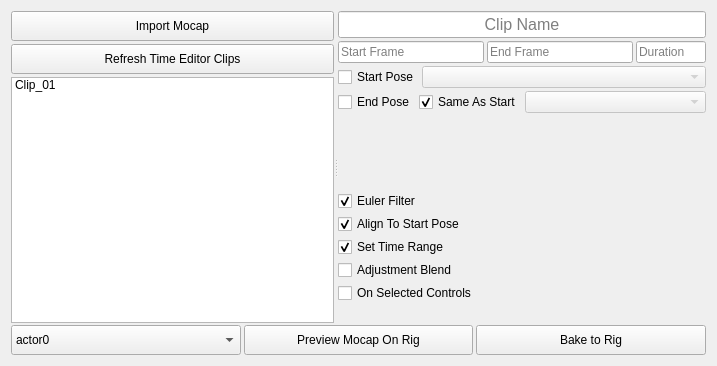
Old version of the form mocap_clipper/ui/mocap_clipper_widget.ui in the repository rBrenick/mocap-clipper.
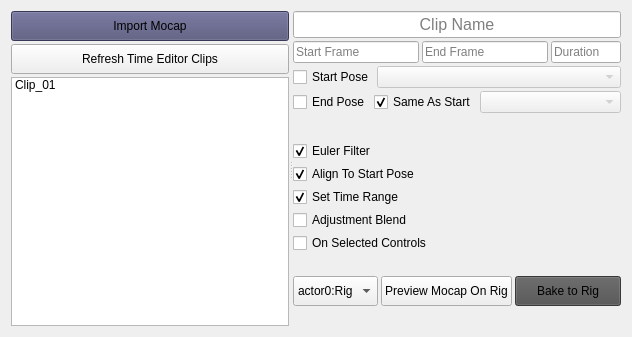
New version of the form.

Commit message: added support for project extension widgets, and updated header image

Patch:
```diff
--- a/mocap_clipper/ui/mocap_clipper_widget.ui
+++ b/mocap_clipper/ui/mocap_clipper_widget.ui
@@ -6,8 +6,8 @@
    <rect>
     <x>0</x>
     <y>0</y>
-    <width>717</width>
-    <height>366</height>
+    <width>632</width>
+    <height>337</height>
    </rect>
   </property>
   <property name="windowTitle">
@@ -49,6 +49,9 @@
              <height>30</height>
             </size>
            </property>
+           <property name="styleSheet">
+            <string notr="true">background-color:rgb(80, 80, 120)</string>
+           </property>
            <property name="text">
             <string>Import Mocap</string>
            </property>
@@ -312,12 +315,6 @@
            </property>
           </spacer>
          </item>
-        </layout>
-       </item>
-      </layout>
-     </widget>
-    </widget>
-   </item>
    <item>
     <layout class="QHBoxLayout" name="horizontalLayout">
      <property name="spacing">
@@ -325,6 +322,12 @@
      </property>
      <item>
       <widget class="QComboBox" name="scene_actor_CB">
+             <property name="sizePolicy">
+              <sizepolicy hsizetype="Fixed" vsizetype="Fixed">
+               <horstretch>0</horstretch>
+               <verstretch>0</verstretch>
+              </sizepolicy>
+             </property>
        <property name="minimumSize">
         <size>
          <width>0</width>
@@ -333,7 +336,7 @@
        </property>
        <item>
         <property name="text">
-         <string>actor0</string>
+               <string>actor0:Rig</string>
         </property>
        </item>
       </widget>
@@ -354,7 +357,7 @@
      <item>
       <widget class="QPushButton" name="bake_BTN">
        <property name="sizePolicy">
-        <sizepolicy hsizetype="Minimum" vsizetype="Fixed">
+              <sizepolicy hsizetype="MinimumExpanding" vsizetype="Fixed">
          <horstretch>0</horstretch>
          <verstretch>0</verstretch>
         </sizepolicy>
@@ -365,12 +368,40 @@
          <height>30</height>
         </size>
        </property>
+             <property name="styleSheet">
+              <string notr="true">background-color:rgb(80, 80, 80)</string>
+             </property>
        <property name="text">
         <string>Bake to Rig</string>
        </property>
       </widget>
      </item>
     </layout>
+         </item>
+         <item>
+          <spacer name="verticalSpacer_3">
+           <property name="orientation">
+            <enum>Qt::Vertical</enum>
+           </property>
+           <property name="sizeType">
+            <enum>QSizePolicy::Fixed</enum>
+           </property>
+           <property name="sizeHint" stdset="0">
+            <size>
+             <width>20</width>
+             <height>20</height>
+            </size>
+           </property>
+          </spacer>
+         </item>
+         <item>
+          <layout class="QVBoxLayout" name="project_widgets_layout"/>
+         </item>
+        </layout>
+       </item>
+      </layout>
+     </widget>
+    </widget>
    </item>
   </layout>
  </widget>
```
Lines whose indentation alone changed are shown as unchanged. The commit also changes 5 other files.
